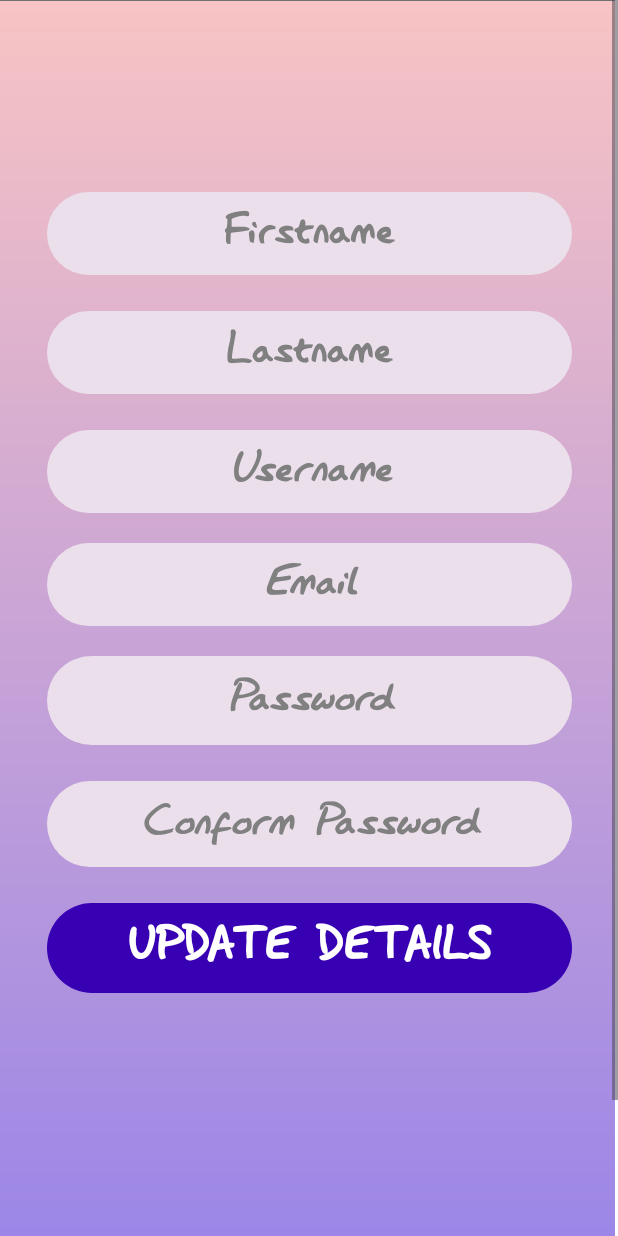
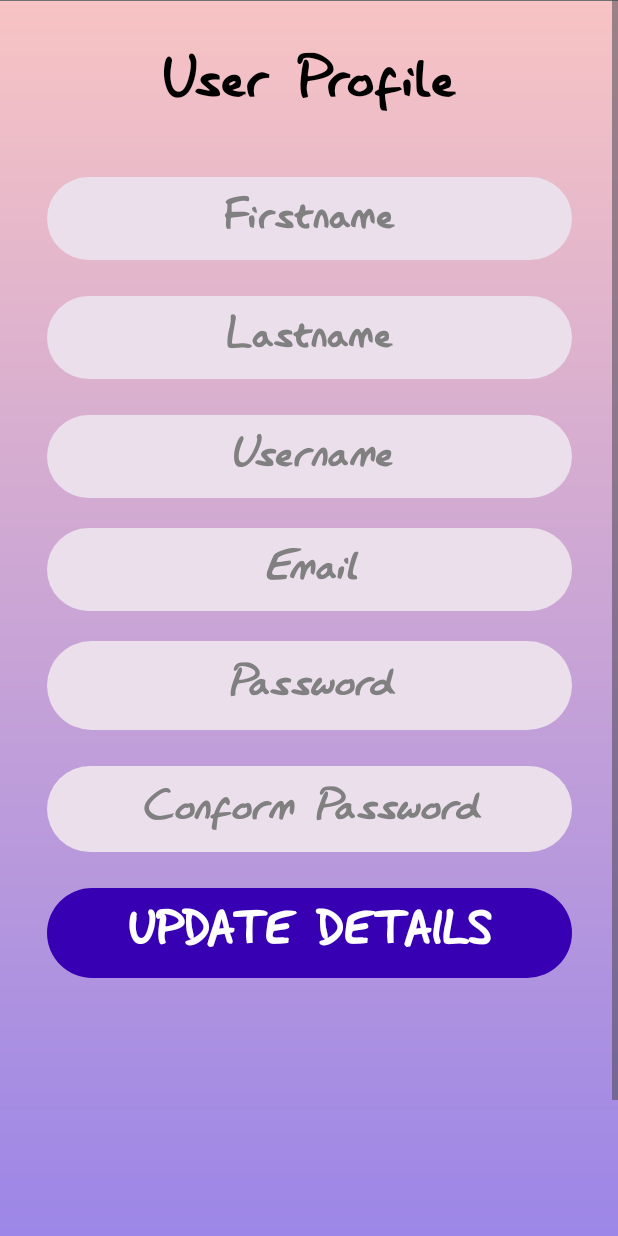
Before and after one commit to Kethaka-fonseka/Fuel-Management-Application-Frontend, an Android app: the UserProfileActivity screen opened directly, with no data from a screen before it, on a phone screen of 412 x 824 dp. Run offline under Robolectric (Android 15) with nearby library versions, the light colour scheme and no system bars; our stand-ins replace Volley; network calls fail.

Commit message:
changed user profile service

```diff
--- a/app/src/main/java/com/example/fuel_management/Services/UserService.java
+++ b/app/src/main/java/com/example/fuel_management/Services/UserService.java
@@ -190,10 +190,11 @@ public void createUserSession(String token) throws JSONException {
                     JSONArray jsonArray = jsonObject.getJSONArray("users");
 
                     JSONObject receivedUserData = (JSONObject) jsonArray.get(0);
-
                     user.setId(receivedUserData.getString("id"));
                     user.setFirstName(receivedUserData.getString("firstName"));
                     user.setLastName(receivedUserData.getString("lastName"));
+                    user.setUserName(receivedUserData.getString("userName"));
+                    user.setEmail(receivedUserData.getString("email"));
                     user.setType(receivedUserData.getString("type"));
                     getUserByIdResponse.onResponse(user);
                 } catch (JSONException e) {
--- a/app/src/main/res/layout/activity_user_profile.xml
+++ b/app/src/main/res/layout/activity_user_profile.xml
@@ -19,16 +19,73 @@
 
             <ImageView
                 android:id="@+id/background_img"
-                android:layout_width="410dp"
+                android:layout_width="match_parent"
                 android:layout_height="match_parent"
                 android:scaleType="centerCrop"
                 app:layout_constraintBottom_toBottomOf="parent"
                 app:layout_constraintEnd_toEndOf="parent"
-                app:layout_constraintHorizontal_bias="0.0"
+                app:layout_constraintHorizontal_bias="1.0"
                 app:layout_constraintStart_toStartOf="parent"
                 app:layout_constraintTop_toTopOf="parent"
-                app:layout_constraintVertical_bias="1.0"
+                app:layout_constraintVertical_bias="0.0"
                 app:srcCompat="@drawable/background" />
+
+            <TextView
+                android:id="@+id/Txt_User_Profile_Heading"
+                android:layout_width="wrap_content"
+                android:layout_height="wrap_content"
+                android:layout_marginStart="45dp"
+                android:layout_marginTop="32dp"
+                android:layout_marginEnd="45dp"
+                android:fontFamily="@font/lazy_dog"
+                android:text="User Profile"
+                android:textColor="@color/black"
+                android:textSize="45dp"
+                app:layout_constraintEnd_toEndOf="parent"
+                app:layout_constraintStart_toStartOf="parent"
+                app:layout_constraintTop_toTopOf="@+id/background_img" />
+
+            <EditText
+                android:id="@+id/Edt_User_Profile_Firstname"
+                android:layout_width="350dp"
+                android:layout_height="55dp"
+                android:layout_marginStart="24dp"
+                android:layout_marginTop="40dp"
+                android:layout_marginEnd="24dp"
+                android:background="@drawable/edittext_background"
+                android:ems="10"
+                android:fontFamily="@font/lazy_dog"
+                android:hint="@string/FirstName"
+                android:inputType="none"
+                android:textAlignment="center"
+                android:textColor="@color/black"
+                android:textColorHint="@color/gray"
+                android:textSize="34sp"
+                app:layout_constraintEnd_toEndOf="parent"
+                app:layout_constraintHorizontal_bias="0.538"
+                app:layout_constraintStart_toStartOf="parent"
+                app:layout_constraintTop_toBottomOf="@+id/Txt_User_Profile_Heading" />
+
+            <EditText
+                android:id="@+id/Edt_User_Profile_Lastname"
+                android:layout_width="350dp"
+                android:layout_height="55dp"
+                android:layout_marginStart="24dp"
+                android:layout_marginTop="24dp"
+                android:layout_marginEnd="24dp"
+                android:background="@drawable/edittext_background"
+                android:ems="10"
+                android:fontFamily="@font/lazy_dog"
+                android:hint="@string/LastName"
+                android:inputType="none"
+                android:textAlignment="center"
+                android:textColor="@color/black"
+                android:textColorHint="@color/gray"
+                android:textSize="34sp"
+                app:layout_constraintEnd_toEndOf="parent"
+                app:layout_constraintHorizontal_bias="0.538"
+                app:layout_constraintStart_toStartOf="parent"
+                app:layout_constraintTop_toBottomOf="@+id/Edt_User_Profile_Firstname" />
 
             <EditText
                 android:id="@+id/Edt_User_Profile_Username"
@@ -51,48 +108,6 @@
                 app:layout_constraintHorizontal_bias="0.538"
                 app:layout_constraintStart_toStartOf="parent"
                 app:layout_constraintTop_toBottomOf="@+id/Edt_User_Profile_Lastname" />
-
-            <EditText
-                android:id="@+id/Edt_User_Profile_Firstname"
-                android:layout_width="350dp"
-                android:layout_height="55dp"
-                android:layout_marginStart="24dp"
-                android:layout_marginTop="128dp"
-                android:layout_marginEnd="24dp"
-                android:background="@drawable/edittext_background"
-                android:ems="10"
-                android:fontFamily="@font/lazy_dog"
-                android:hint="@string/FirstName"
-                android:inputType="none"
-                android:textAlignment="center"
-                android:textColor="@color/black"
-                android:textColorHint="@color/gray"
-                android:textSize="34sp"
-                app:layout_constraintEnd_toEndOf="parent"
-                app:layout_constraintHorizontal_bias="0.538"
-                app:layout_constraintStart_toStartOf="parent"
-                app:layout_constraintTop_toTopOf="parent" />
-
-            <EditText
-                android:id="@+id/Edt_User_Profile_Lastname"
-                android:layout_width="350dp"
-                android:layout_height="55dp"
-                android:layout_marginStart="24dp"
-                android:layout_marginTop="24dp"
-                android:layout_marginEnd="24dp"
-                android:background="@drawable/edittext_background"
-                android:ems="10"
-                android:fontFamily="@font/lazy_dog"
-                android:hint="@string/LastName"
-                android:inputType="none"
-                android:textAlignment="center"
-                android:textColor="@color/black"
-                android:textColorHint="@color/gray"
-                android:textSize="34sp"
-                app:layout_constraintEnd_toEndOf="parent"
-                app:layout_constraintHorizontal_bias="0.538"
-                app:layout_constraintStart_toStartOf="parent"
-                app:layout_constraintTop_toBottomOf="@+id/Edt_User_Profile_Firstname" />
 
             <EditText
                 android:id="@+id/Edt_User_Profile_Email"
```
